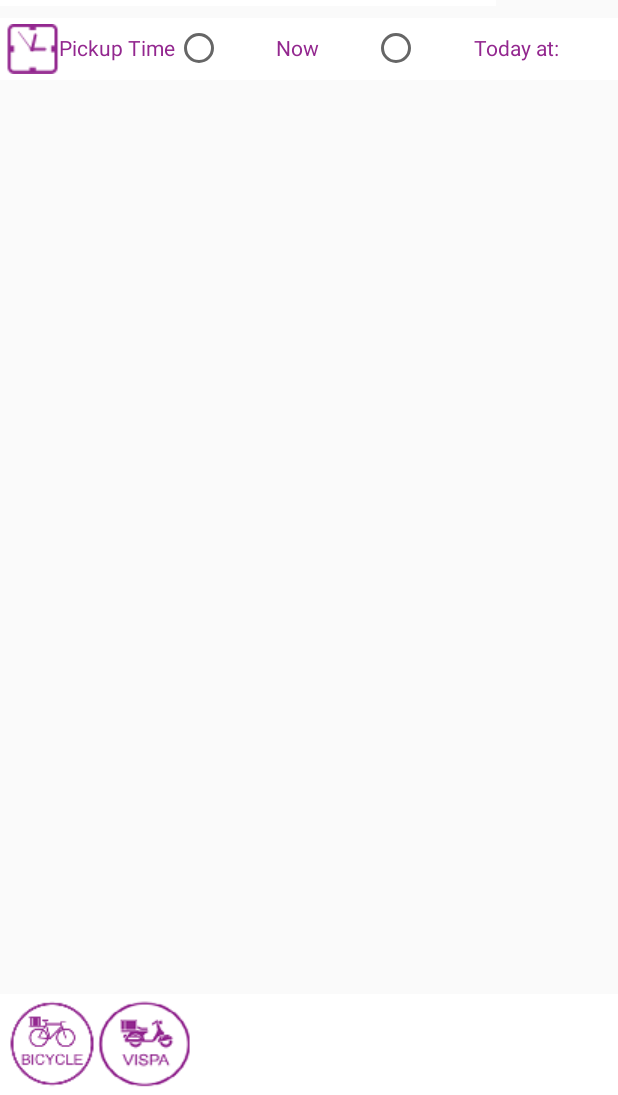
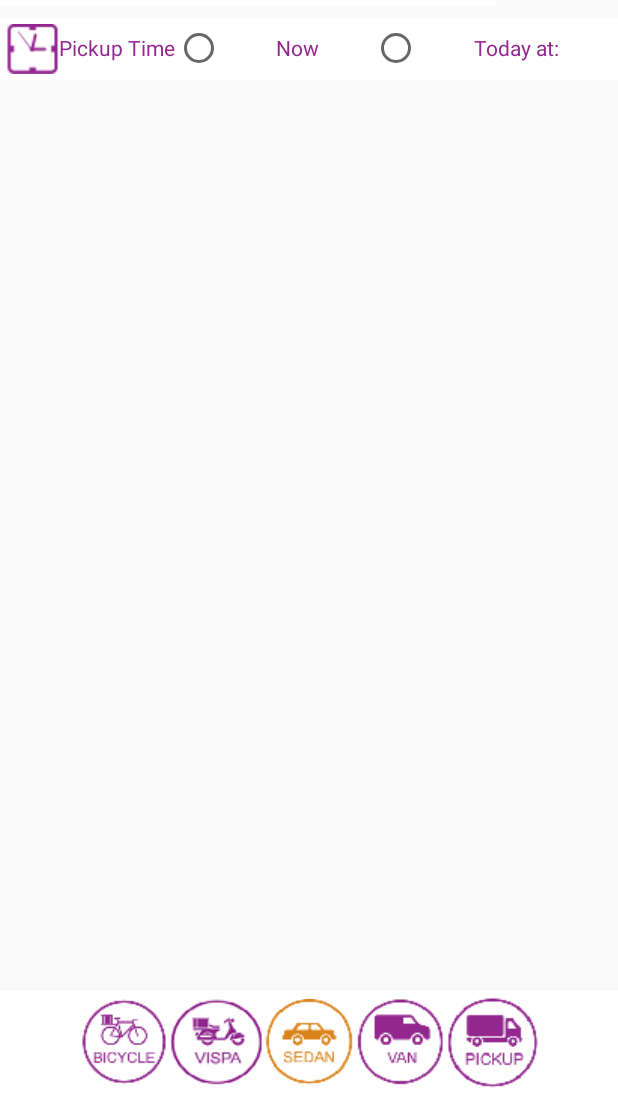
Before and after one commit to mhabashy/JamesApp, an Android app: the screen it shows after launch (MapsActivity), on a phone screen of 412 x 824 dp, the part 141-1236 px from its top. Run offline under Robolectric (Android 15) with nearby library versions, the phone set to English and light mode, and no system bars; 6 statements that could not run were skipped.

Commit message:
Map Changes
Map Changes before API calls

```diff
--- a/JamesAppAndroid/app/build.gradle
+++ b/JamesAppAndroid/app/build.gradle
@@ -28,5 +28,5 @@ dependencies {
     compile 'com.google.android.gms:play-services:10.0.1'
     testCompile 'junit:junit:4.12'
     compile 'com.android.support:design:25.1.0'
-
+    compile 'com.google.code.gson:gson:2.8.0'
 }
--- /dev/null
+++ b/JamesAppAndroid/app/src/main/res/drawable/text_style.xml
@@ -0,0 +1,13 @@
+<?xml version="1.0" encoding="utf-8"?>
+<selector xmlns:android="http://schemas.android.com/apk/res/android">
+    <item android:state_pressed="true" android:color="#93278F" />
+    <item android:color="#000" />
+    <item
+        android:state_activated="true"
+        android:color="#93278F" />
+
+    <!-- Active -->
+    <item
+        android:state_active="true"
+        android:color="#93278F" />
+</selector>
--- a/JamesAppAndroid/app/src/main/res/layout/activity_maps.xml
+++ b/JamesAppAndroid/app/src/main/res/layout/activity_maps.xml
@@ -134,7 +134,9 @@
             android:layout_height="70dp"
             android:layout_gravity="center_vertical"
             android:gravity="center"
-            android:textAlignment="center">
+            android:textAlignment="center"
+            android:textColor="@drawable/text_style">
+
         </ListView>
 
         <Button
@@ -156,17 +158,33 @@
         android:background="#FFFFFF"
         android:padding="4dp"
         android:layout_gravity="bottom"
-        tools:orientation="horizontal">
+        tools:orientation="horizontal"
+        android:gravity="center">
         <RadioButton
             android:id="@+id/bicycle"
-             android:button="@drawable/bicycle"
+            android:button="@drawable/bicycle"
             android:layout_height="wrap_content"
-            android:layout_width="wrap_content"/>
+            android:layout_width="wrap_content" />
         <RadioButton
             android:id="@+id/vispa"
             android:button="@drawable/vispa"
             android:layout_height="wrap_content"
             android:layout_width="wrap_content"/>
+        <RadioButton
+            android:id="@+id/sedan"
+            android:button="@drawable/sedan"
+            android:layout_height="wrap_content"
+            android:layout_width="wrap_content"/>
+        <RadioButton
+            android:id="@+id/van"
+            android:button="@drawable/van"
+            android:layout_height="wrap_content"
+            android:layout_width="wrap_content"/>
+        <RadioButton
+            android:id="@+id/pickup"
+            android:button="@drawable/pickup"
+            android:layout_height="wrap_content"
+            android:layout_width="wrap_content"/>
     </RadioGroup>
 
 </FrameLayout>
```
Also changed, not shown: JamesAppAndroid/app/src/main/java/co/jamesapp/android/MapsActivity.java (+94 -20 lines), JamesAppAndroid/app/src/main/res/color/text_style.xml (added, +8 -0 lines), JamesAppAndroid/app/src/main/res/layout/example_layout.xml (+5 -11 lines), JamesAppAndroid/app/src/main/res/drawable/pickup.png (added), JamesAppAndroid/app/src/main/res/drawable/sedan.png (added), JamesAppAndroid/app/src/main/res/drawable/van.png (added).
